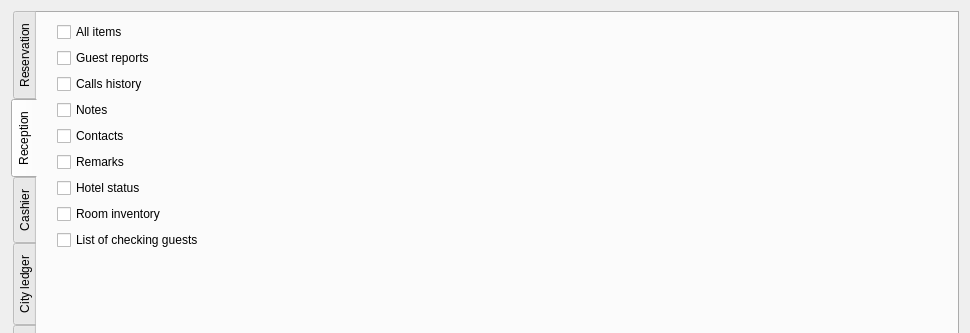
End1-1/Resort, file Resort/dlguserrights.ui: the form before one commit; both pictures show x 0 to 970 and y 0 to 333 of the 970 by 663 pixel window.
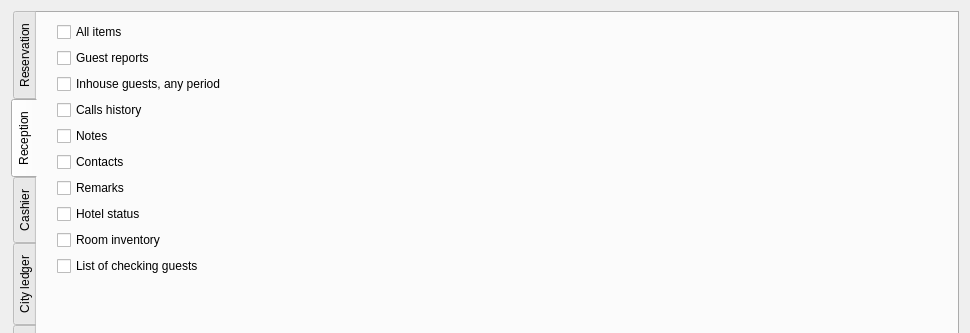
The form after the commit. The open tabs and pages were chosen to show the change. Custom widgets are drawn as their Qt base class.

Commit message: inhouseguest any time

The edit to the form file:
```diff
--- a/Resort/dlguserrights.ui
+++ b/Resort/dlguserrights.ui
@@ -301,6 +301,16 @@
          </property>
         </widget>
        </item>
+       <item>
+        <widget class="EQCheckBox" name="chInhouseGuestAnyTime">
+         <property name="text">
+          <string>Inhouse guests, any period</string>
+         </property>
+         <property name="Tag" stdset="0">
+          <number>115</number>
+         </property>
+        </widget>
+       </item>
        <item>
         <widget class="EQCheckBox" name="chCallHistory">
          <property name="text">
```
Left out of the diff: 2 changed lines with no effect on the pictures. The commit also changes 16 other files.
